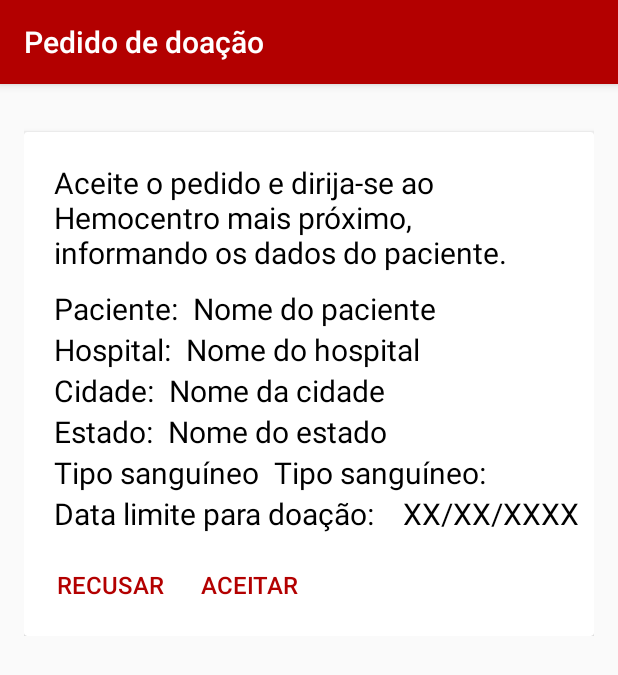
After one commit to rayssaledo/DoeVida, an Android app: the DonationOrderActivity screen opened directly, with no data from a screen before it, on a phone screen of 412 x 824 dp. The commit adds this screen. Shown: the top 675 px of the screen. Run offline under Robolectric (Android 15) with nearby library versions, the phone set to English and light mode, and no system bars.

Commit message:
Criação da tela de notificação de pedido(falta ajustes)

```diff
--- a/DoeVida/app/src/main/AndroidManifest.xml
+++ b/DoeVida/app/src/main/AndroidManifest.xml
@@ -44,10 +44,13 @@
             android:label="@string/title_activity_accepted_order" />
         <activity
             android:name=".views.NotificationsActivity"
-            android:label="@string/title_activity_notification"/>
+            android:label="@string/title_activity_notification" />
         <activity
             android:name=".views.MyRequestsActivity"
             android:label="@string/title_activity_my_requests" />
+        <activity
+            android:name=".views.DonationOrderActivity"
+            android:label="@string/title_activity_donation_order" />
     </application>
 
 </manifest>
--- /dev/null
+++ b/DoeVida/app/src/main/java/projeto/les/doevida/doevida/views/DonationOrderActivity.java
@@ -0,0 +1,43 @@
+package projeto.les.doevida.doevida.views;
+
+import android.content.Context;
+import android.content.Intent;
+import android.os.Bundle;
+import android.support.design.widget.FloatingActionButton;
+import android.support.design.widget.Snackbar;
+import android.support.v7.app.AppCompatActivity;
+import android.support.v7.widget.Toolbar;
+import android.view.MenuItem;
+import android.view.View;
+import android.widget.Button;
+
+import projeto.les.doevida.doevida.R;
+
+public class DonationOrderActivity extends AppCompatActivity {
+
+    private Button btn_refuse;
+    private Button btn_accept;
+
+    @Override
+    protected void onCreate(Bundle savedInstanceState) {
+        super.onCreate(savedInstanceState);
+        setContentView(R.layout.activity_donation_order);
+
+        btn_refuse = (Button) findViewById(R.id.btn_refuse);
+        btn_refuse.setOnClickListener(new View.OnClickListener() {
+            @Override
+            public void onClick(View v) {
+
+            }
+        });
+
+        btn_accept = (Button) findViewById(R.id.btn_accept);
+        btn_accept.setOnClickListener(new View.OnClickListener() {
+            @Override
+            public void onClick(View v) {
+
+            }
+        });
+
+    }
+}
--- /dev/null
+++ b/DoeVida/app/src/main/res/layout/activity_donation_order.xml
@@ -0,0 +1,223 @@
+<?xml version="1.0" encoding="utf-8"?>
+<android.support.design.widget.CoordinatorLayout xmlns:android="http://schemas.android.com/apk/res/android"
+    xmlns:tools="http://schemas.android.com/tools"
+    xmlns:card_view="http://schemas.android.com/apk/res-auto"
+    android:layout_width="match_parent"
+    android:layout_height="match_parent"
+    android:fitsSystemWindows="true"
+    tools:context="projeto.les.doevida.doevida.views.DonationOrderActivity">
+
+    <android.support.design.widget.AppBarLayout
+        android:layout_width="match_parent"
+        android:layout_height="wrap_content"
+        android:theme="@style/AppTheme.AppBarOverlay">
+    </android.support.design.widget.AppBarLayout>
+
+    <LinearLayout
+        android:layout_width="match_parent"
+        android:layout_height="wrap_content"
+        android:orientation="vertical"
+        android:padding="16dp">
+
+        <android.support.v7.widget.CardView
+            android:id="@+id/card_view"
+            android:layout_width="match_parent"
+            android:layout_height="wrap_content"
+            android:layout_marginTop="16dp"
+            card_view:cardCornerRadius="2dp"
+            card_view:contentPadding="10dp">
+
+            <LinearLayout
+                android:layout_width="match_parent"
+                android:layout_height="wrap_content"
+                android:orientation="vertical">
+
+                <LinearLayout
+                    android:layout_width="match_parent"
+                    android:layout_height="wrap_content"
+                    android:orientation="horizontal">
+
+                    <TextView
+                        android:id="@+id/tv_order_message"
+                        android:layout_width="wrap_content"
+                        android:layout_height="wrap_content"
+                        android:text="@string/order_message"
+                        android:textSize="20dp"
+                        android:textColor="@color/black"
+                        android:layout_marginTop="10dp"
+                        android:paddingStart="10dp"
+                        android:paddingEnd="10dp"/>
+
+                </LinearLayout>
+
+                <RelativeLayout
+                    android:layout_width="match_parent"
+                    android:layout_height="match_parent"
+                    android:layout_marginTop="10dp">
+
+                    <TextView
+                        android:id="@+id/tv_patient"
+                        android:layout_width="wrap_content"
+                        android:layout_height="wrap_content"
+                        android:text="@string/patient"
+                        android:textSize="20dp"
+                        android:textColor="@color/black"
+                        android:paddingStart="10dp"
+                        android:paddingEnd="10dp"/>
+
+                    <TextView
+                        android:id="@+id/tv_patient_name"
+                        android:layout_width="wrap_content"
+                        android:layout_height="wrap_content"
+                        android:text="@string/patient_name"
+                        android:textSize="20dp"
+                        android:textColor="@color/black"
+                        android:layout_alignParentEnd="true"
+                        android:layout_toRightOf="@+id/tv_patient"/>
+
+                    <TextView
+                        android:id="@+id/tv_hospital"
+                        android:layout_width="wrap_content"
+                        android:layout_height="wrap_content"
+                        android:text="@string/hospital"
+                        android:textSize="20dp"
+                        android:textColor="@color/black"
+                        android:paddingStart="10dp"
+                        android:paddingEnd="10dp"
+                        android:layout_below="@+id/tv_patient"/>
+
+                    <TextView
+                        android:id="@+id/tv_hospital_name"
+                        android:layout_width="wrap_content"
+                        android:layout_height="wrap_content"
+                        android:text="@string/hospital_name"
+                        android:textSize="20dp"
+                        android:textColor="@color/black"
+                        android:layout_alignParentEnd="true"
+                        android:layout_below="@+id/tv_patient_name"
+                        android:layout_toRightOf="@+id/tv_hospital"/>
+
+                    <TextView
+                        android:id="@+id/tv_city"
+                        android:layout_width="wrap_content"
+                        android:layout_height="wrap_content"
+                        android:text="@string/city"
+                        android:textSize="20dp"
+                        android:textColor="@color/black"
+                        android:paddingStart="10dp"
+                        android:paddingEnd="10dp"
+                        android:layout_below="@+id/tv_hospital"/>
+
+                    <TextView
+                        android:id="@+id/tv_city_name"
+                        android:layout_width="wrap_content"
+                        android:layout_height="wrap_content"
+                        android:text="@string/city_name"
+                        android:textSize="20dp"
+                        android:textColor="@color/black"
+                        android:layout_alignParentEnd="true"
+                        android:layout_below="@+id/tv_hospital_name"
+                        android:layout_toRightOf="@+id/tv_city"/>
+
+                    <TextView
+                        android:id="@+id/tv_state"
+                        android:layout_width="wrap_content"
+                        android:layout_height="wrap_content"
+                        android:text="@string/state"
+                        android:textSize="20dp"
+                        android:textColor="@color/black"
+                        android:paddingStart="10dp"
+                        android:paddingEnd="10dp"
+                        android:layout_below="@+id/tv_city"/>
+
+                    <TextView
+                        android:id="@+id/tv_state_name"
+                        android:layout_width="wrap_content"
+                        android:layout_height="wrap_content"
+                        android:text="@string/state_name"
+                        android:textSize="20dp"
+                        android:textColor="@color/black"
+                        android:layout_alignParentEnd="true"
+                        android:layout_below="@+id/tv_city_name"
+                        android:layout_toRightOf="@+id/tv_state"/>
+
+                    <TextView
+                        android:id="@+id/tv_blood_type"
+                        android:layout_width="wrap_content"
+                        android:layout_height="wrap_content"
+                        android:text="@string/blood_type"
+                        android:textSize="20dp"
+                        android:textColor="@color/black"
+                        android:paddingStart="10dp"
+                        android:paddingEnd="10dp"
+                        android:layout_below="@+id/tv_state"/>
+
+                    <TextView
+                        android:id="@+id/tv_blood_type_patient"
+                        android:layout_width="wrap_content"
+                        android:layout_height="wrap_content"
+                        android:text="@string/blood_type_patient"
+                        android:textSize="20dp"
+                        android:textColor="@color/black"
+                        android:layout_alignParentEnd="true"
+                        android:layout_below="@+id/tv_state_name"
+                        android:layout_toRightOf="@+id/tv_blood_type"/>
+
+                    <TextView
+                        android:id="@+id/tv_donation_deadline"
+                        android:layout_width="wrap_content"
+                        android:layout_height="wrap_content"
+                        android:text="@string/donation_deadline"
+                        android:textSize="20dp"
+                        android:textColor="@color/black"
+                        android:paddingStart="10dp"
+                        android:paddingEnd="10dp"
+                        android:layout_below="@+id/tv_blood_type"/>
+
+                    <TextView
+                        android:id="@+id/tv_deadline"
+                        android:layout_width="wrap_content"
+                        android:layout_height="wrap_content"
+                        android:text="@string/deadline"
+                        android:textSize="20dp"
+                        android:textColor="@color/black"
+                        android:layout_alignParentEnd="true"
+                        android:layout_below="@+id/tv_blood_type_patient"/>
+
+                </RelativeLayout>
+
+                <RelativeLayout
+                    android:layout_width="match_parent"
+                    android:layout_height="match_parent"
+                    android:layout_marginTop="10dp">
+
+                    <Button
+                        android:id="@+id/btn_refuse"
+                        android:layout_width="wrap_content"
+                        android:layout_height="wrap_content"
+                        android:text="@string/refuse"
+                        android:textAlignment="textStart"
+                        style="@style/Widget.AppCompat.Button.Borderless"
+                        android:textColor="@color/red"
+                        android:textSize="16sp"/>
+
+                    <Button
+                        android:id="@+id/btn_accept"
+                        android:layout_width="wrap_content"
+                        android:layout_height="wrap_content"
+                        android:text="@string/accept"
+                        style="@style/Widget.AppCompat.Button.Borderless"
+                        android:textColor="@color/red"
+                        android:textSize="16sp"
+                        android:layout_toRightOf="@+id/btn_refuse"/>
+                </RelativeLayout>
+
+
+
+            </LinearLayout>
+
+        </android.support.v7.widget.CardView>
+
+    </LinearLayout>
+
+</android.support.design.widget.CoordinatorLayout>
--- /dev/null
+++ b/DoeVida/app/src/main/res/layout/content_donation_order.xml
@@ -0,0 +1,15 @@
+<?xml version="1.0" encoding="utf-8"?>
+<RelativeLayout xmlns:android="http://schemas.android.com/apk/res/android"
+    xmlns:app="http://schemas.android.com/apk/res-auto"
+    xmlns:tools="http://schemas.android.com/tools"
+    android:layout_width="match_parent"
+    android:layout_height="match_parent"
+    android:paddingBottom="@dimen/activity_vertical_margin"
+    android:paddingLeft="@dimen/activity_horizontal_margin"
+    android:paddingRight="@dimen/activity_horizontal_margin"
+    android:paddingTop="@dimen/activity_vertical_margin"
+    app:layout_behavior="@string/appbar_scrolling_view_behavior"
+    tools:context="projeto.les.doevida.doevida.views.DonationOrderActivity"
+    tools:showIn="@layout/activity_donation_order">
+
+</RelativeLayout>
--- a/DoeVida/app/src/main/res/values/strings.xml
+++ b/DoeVida/app/src/main/res/values/strings.xml
@@ -98,4 +98,21 @@
     <string name="title_activity_my_requests" />
     <string name="hint_name_requester">Nome do solicitante</string>
     <string name="hint_date_request">XX/XX/XXXX</string>
+
+    <string name="title_activity_donation_order">Pedido de doação</string>
+    <string name="order_message">Aceite o pedido e dirija-se ao Hemocentro mais próximo, informando os dados do paciente.</string>
+    <string name="patient">Paciente: </string>
+    <string name="patient_name">Nome do paciente</string>
+    <string name="hospital">Hospital: </string>
+    <string name="hospital_name">Nome do hospital</string>
+    <string name="city">Cidade: </string>
+    <string name="city_name">Nome da cidade</string>
+    <string name="state">Estado: </string>
+    <string name="state_name">Nome do estado</string>
+    <string name="blood_type_patient">Tipo sanguíneo: </string>
+    <string name="donation_deadline">Data limite para doação: </string>
+    <string name="deadline">XX/XX/XXXX</string>
+    <string name="refuse">RECUSAR</string>
+    <string name="accept">ACEITAR</string>
+
 </resources>
```
